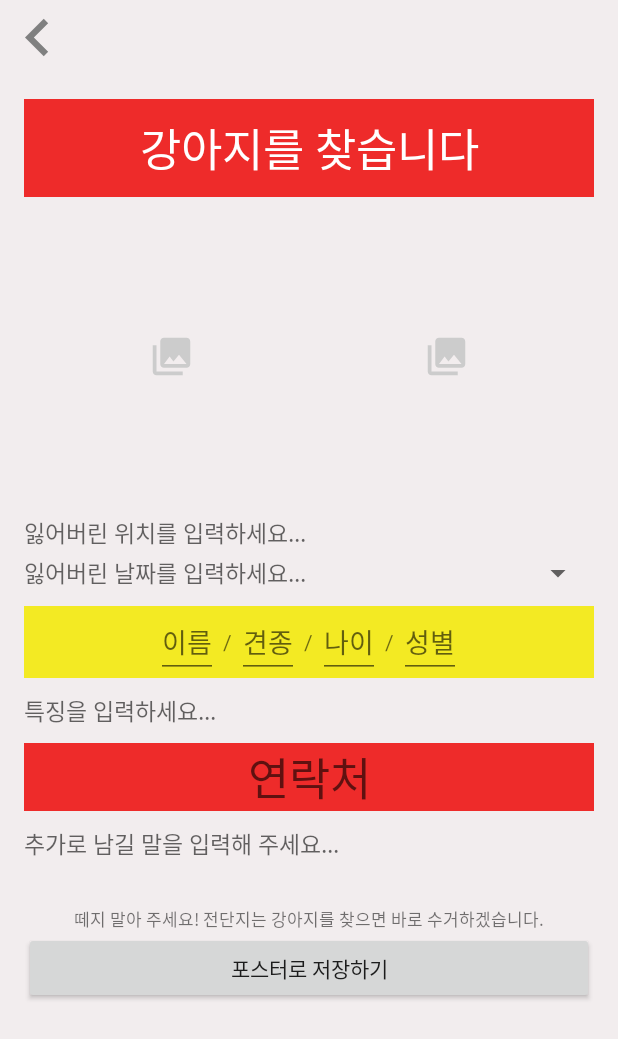
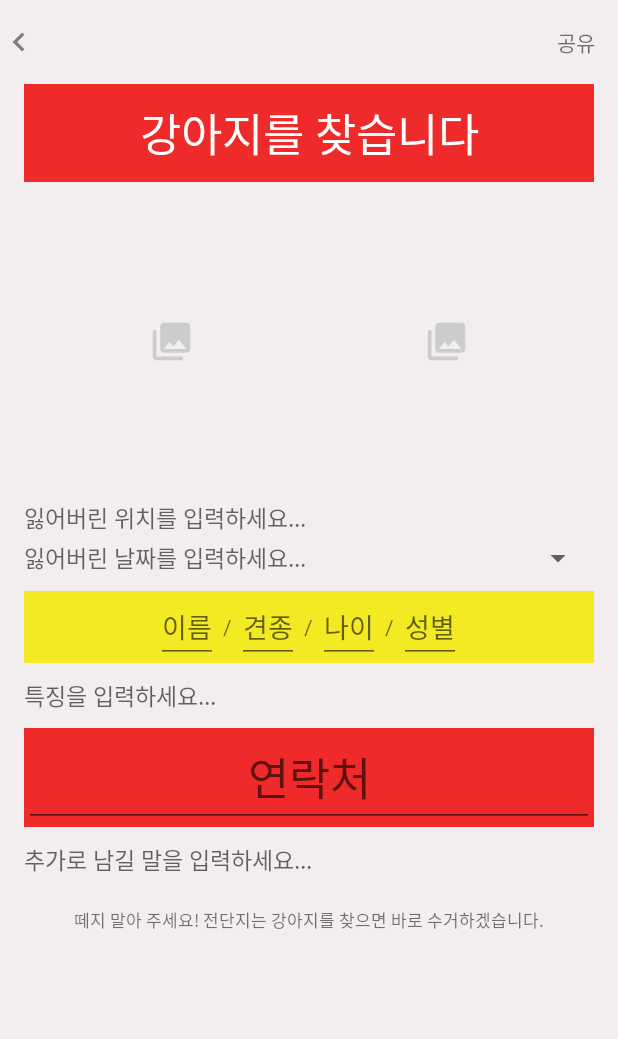
Before and after one commit to ppojjakppojjak/Pet-Finder, an Android app: the FindPetPosterActivity screen opened directly, with no data from a screen before it, on a phone screen of 412 x 824 dp. Shown: the top 1039 px of the screen. Run offline under Robolectric (Android 15) with nearby library versions, the phone set to English and light mode, and no system bars; libraries missing offline, so code that uses them is left out: com.gun0912.tedpermission.

Commit message:
toolbar 오류 해결, UI update

```diff
--- a/app/src/main/java/com/ppojjakppojjak/ppojjakppojjak/FindPetPosterActivity.java
+++ b/app/src/main/java/com/ppojjakppojjak/ppojjakppojjak/FindPetPosterActivity.java
@@ -11,8 +11,8 @@ import android.os.Environment;
 import android.provider.MediaStore;
 import android.support.v4.app.DialogFragment;
 import android.support.v7.app.AppCompatActivity;
+import android.support.v7.widget.Toolbar;
 import android.view.View;
-import android.widget.Button;
 import android.widget.DatePicker;
 import android.widget.ImageButton;
 import android.widget.TextView;
@@ -34,12 +34,12 @@ import static com.ppojjakppojjak.ppojjakppojjak.R.layout.activity_find_pet_poste
 public class FindPetPosterActivity extends AppCompatActivity {
 
     public static TextView tvLostDay;
-    public static Button btnSavePoster;
+    public static TextView tvShare;
     List<UploadImage> items = new ArrayList<>();
     UploadImage[] item = new UploadImage[2];
     ImageButton ibtnUploadImage1;
     ImageButton ibtnUploadImage2;
-    Button btnBack;
+    ImageButton ibtnBack;
     int imageCount = 0;
 
     public static class DatePickerFragment extends DialogFragment implements DatePickerDialog.OnDateSetListener {
@@ -66,8 +66,11 @@ public class FindPetPosterActivity extends AppCompatActivity {
         super.onCreate(savedInstanceState);
         setContentView(activity_find_pet_poster);
 
-        btnBack = findViewById(R.id.btn_back);
-        btnBack.setOnClickListener(new View.OnClickListener() {
+        Toolbar toolbar = (Toolbar) findViewById(R.id.toolbar);
+        setSupportActionBar(toolbar);
+
+        ibtnBack = findViewById(R.id.ibtn_back);
+        ibtnBack.setOnClickListener(new View.OnClickListener() {
             @Override
             public void onClick(View v) {
                 finish();
@@ -82,8 +85,8 @@ public class FindPetPosterActivity extends AppCompatActivity {
             }
         });
 
-        btnSavePoster = findViewById(R.id.btn_save_poster);
-        btnSavePoster.setOnClickListener(new View.OnClickListener() {
+        tvShare = findViewById(R.id.tv_share);
+        tvShare.setOnClickListener(new View.OnClickListener() {
             @Override
             public void onClick(View v) {
 
--- a/app/src/main/res/layout/activity_find_pet_poster.xml
+++ b/app/src/main/res/layout/activity_find_pet_poster.xml
@@ -1,31 +1,32 @@
 <?xml version="1.0" encoding="utf-8"?>
-<LinearLayout xmlns:android="http://schemas.android.com/apk/res/android"
+<RelativeLayout xmlns:android="http://schemas.android.com/apk/res/android"
     xmlns:app="http://schemas.android.com/apk/res-auto"
     xmlns:tools="http://schemas.android.com/tools"
     android:layout_width="match_parent"
     android:layout_height="match_parent"
     tools:context=".FindPetPosterActivity"
     android:background="#F2EDEE"
-    android:id="@+id/linear"
-    android:focusableInTouchMode="true">
+    android:focusableInTouchMode="true"
+    android:orientation="vertical">
+
+    <include
+        android:id="@+id/toolbar"
+        layout="@layout/toolbar_find_pet_poster"
+        android:layout_width="match_parent"
+        android:layout_height="wrap_content"
+        android:layout_alignParentTop="true" />
 
     <ScrollView
         android:id="@+id/scroll_view"
         android:layout_width="match_parent"
         android:layout_height="wrap_content"
-        android:background="#F2EDEE">
+        android:background="#F2EDEE"
+        android:layout_below="@+id/toolbar">
 
     <LinearLayout
         android:layout_width="match_parent"
         android:layout_height="wrap_content"
         android:orientation="vertical">
-
-        <Button
-            android:id="@+id/btn_back"
-            android:layout_width="50dp"
-            android:layout_height="50dp"
-            android:layout_marginBottom="16dp"
-            android:background="@drawable/ic_chevron_left_black_24dp"/>
 
         <TextView
             android:layout_width="match_parent"
@@ -131,6 +132,7 @@
                 <EditText
                     android:layout_width="wrap_content"
                     android:layout_height="wrap_content"
+                    android:textAlignment="center"
                     android:hint="이름"/>
 
                 <TextView
@@ -141,6 +143,7 @@
                 <EditText
                     android:layout_width="wrap_content"
                     android:layout_height="wrap_content"
+                    android:textAlignment="center"
                     android:hint="견종"/>
 
                 <TextView
@@ -152,6 +155,7 @@
                     android:layout_width="wrap_content"
                     android:layout_height="wrap_content"
                     android:inputType="number"
+                    android:textAlignment="center"
                     android:hint="나이"/>
 
                 <TextView
@@ -162,6 +166,7 @@
                 <EditText
                     android:layout_width="wrap_content"
                     android:layout_height="wrap_content"
+                    android:textAlignment="center"
                     android:hint="성별"/>
 
             </LinearLayout>
@@ -195,38 +200,32 @@
                 android:layout_height="wrap_content"
                 android:textSize="30sp"
                 android:textAlignment="center"
-                android:hint="연락처"
-                android:background="@android:color/transparent"/>
+                android:hint="연락처"/>
 
         </LinearLayout>
 
         <LinearLayout
             android:layout_width="match_parent"
             android:layout_height="wrap_content"
-            android:orientation="horizontal"
-            android:layout_marginBottom="30dp">
+            android:orientation="horizontal">
 
             <EditText
                 android:layout_width="match_parent"
                 android:layout_height="wrap_content"
                 android:textSize="15sp"
-                android:hint="추가로 남길 말을 입력해 주세요..."
+                android:hint="추가로 남길 말을 입력하세요..."
                 android:background="@android:color/transparent"/>
 
         </LinearLayout>
 
             <TextView
+                android:layout_marginTop="20dp"
                 android:layout_width="match_parent"
                 android:layout_height="wrap_content"
                 android:gravity="center"
                 android:textSize="5pt"
-                android:text="떼지 말아 주세요! 전단지는 강아지를 찾으면 바로 수거하겠습니다."/>
-
-            <Button
-                android:layout_width="match_parent"
-                android:layout_height="wrap_content"
-                android:text="포스터로 저장하기"
-                android:id="@+id/btn_save_poster"/>
+                android:text="떼지 말아 주세요! 전단지는 강아지를 찾으면 바로 수거하겠습니다."
+                android:layout_marginBottom="30dp"/>
 
         </LinearLayout>
 
@@ -234,4 +233,4 @@
 
     </ScrollView>
 
-</LinearLayout>
+</RelativeLayout>
--- a/app/src/main/res/layout/toolbar_find_pet_poster.xml
+++ b/app/src/main/res/layout/toolbar_find_pet_poster.xml
@@ -1,4 +1,3 @@
-<?xml version="1.0" encoding="utf-8"?>
 <android.support.v7.widget.Toolbar xmlns:android="http://schemas.android.com/apk/res/android"
     xmlns:app="http://schemas.android.com/apk/res-auto"
     android:id="@+id/toolbar_find_pet_poster"
@@ -20,9 +19,9 @@
         android:gravity="center_vertical">
 
         <ImageButton
-                android:id="@+id/btn_back"
-                android:layout_width="35dp"
-                android:layout_height="35dp"
+            android:id="@+id/ibtn_back"
+            android:layout_width="25dp"
+            android:layout_height="25dp"
             android:layout_alignParentStart="true"
             android:layout_alignParentTop="true"
             android:layout_marginBottom="8dp"
```
Lines whose indentation alone changed are shown as unchanged.
